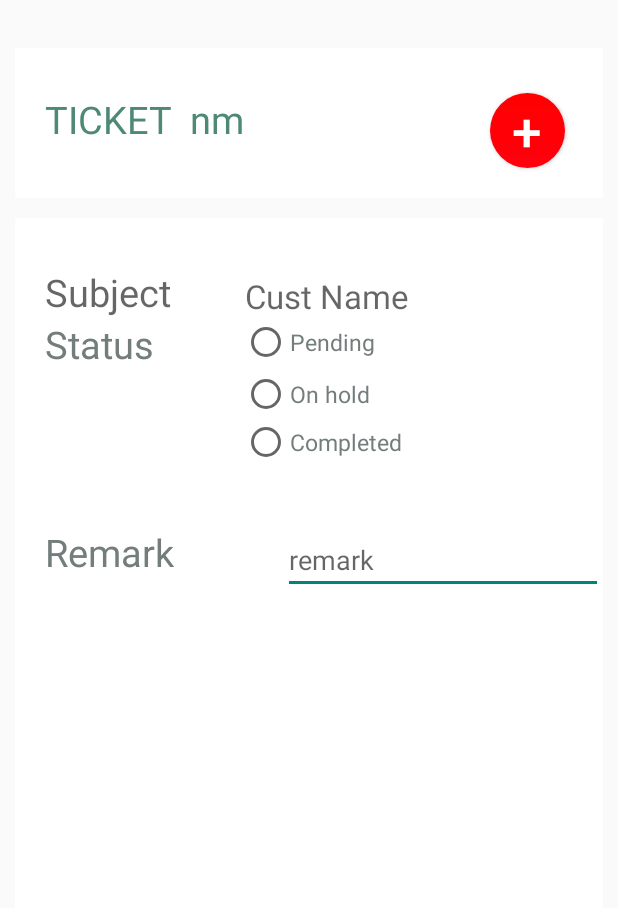
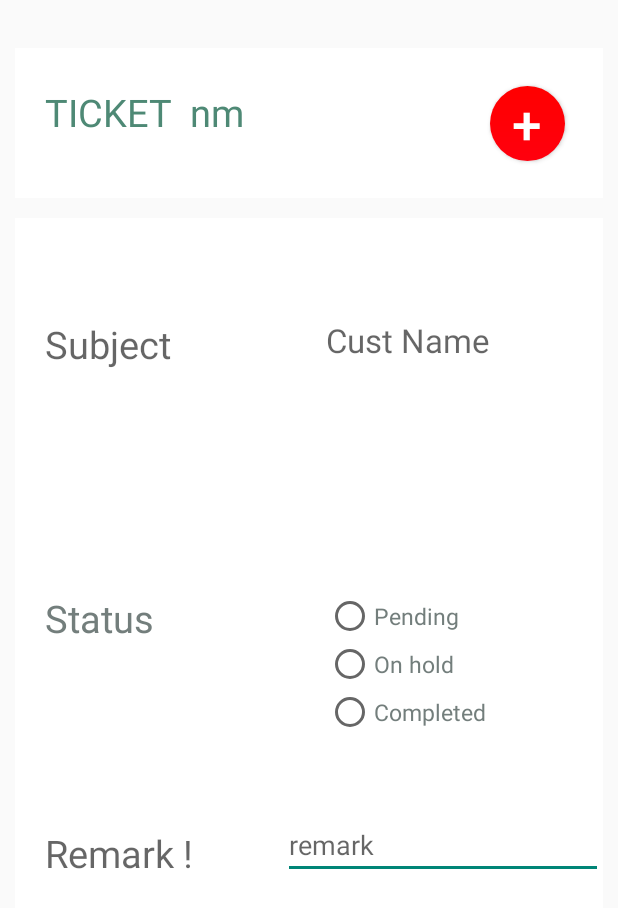
Before and after one commit to HarisHrz/GRAPPLECARE, an Android app: the staffdisplay screen opened directly, with no data from a screen before it, on a phone screen of 412 x 824 dp. Shown: the top 908 px of the screen. Run offline under Robolectric (Android 15) with nearby library versions, the phone set to English and light mode, and no system bars; 2 statements that could not run were skipped.

Commit message:
radio gr

```diff
--- a/app/src/main/java/com/example/hp/grapplecare/staffdisplay.java
+++ b/app/src/main/java/com/example/hp/grapplecare/staffdisplay.java
@@ -76,7 +76,7 @@ public class staffdisplay extends Activity {
 
             tick=(TextView) findViewById(R.id.textView35);
             sb=(TextView) findViewById(R.id.textView33);
-            RadioGroup rg=(RadioGroup) findViewById(R.id.radioGroup);
+            RadioGroup rg=(RadioGroup) findViewById(R.id.radioGroup2);
             rg.setOnCheckedChangeListener(new OnCheckedChangeListener() {
                 @Override
                 public void onCheckedChanged(RadioGroup group, int checkedId) {
--- a/app/src/main/res/layout/statusupdate.xml
+++ b/app/src/main/res/layout/statusupdate.xml
@@ -49,44 +49,11 @@
         android:orientation="vertical"
         android:id="@+id/radioGroup">
 
-
     </RadioGroup>
 
 
 
 
-    <RadioButton android:id="@+id/status_pending"
-        android:layout_width="wrap_content"
-        android:layout_height="wrap_content"
-        android:text="Pending"
-        android:onClick="onRadioButtonClicked"
-        android:textColor="#737e7c"
-        android:textSize="15sp"
-
-        android:layout_alignTop="@+id/textView31"
-        android:layout_centerHorizontal="true" />
-
-    <RadioButton android:id="@+id/status_onhold"
-        android:layout_width="wrap_content"
-        android:layout_height="wrap_content"
-        android:text="On hold"
-        android:textColor="#737e7c"
-        android:textSize="15sp"
-
-        android:onClick="onRadioButtonClicked"
-        android:layout_below="@+id/textView14"
-        android:layout_alignStart="@+id/status_pending" />
-
-    <RadioButton android:id="@+id/status_completed"
-        android:layout_width="wrap_content"
-        android:layout_height="wrap_content"
-        android:textColor="#737e7c"
-        android:textSize="15sp"
-
-        android:text="Completed"
-        android:onClick="onRadioButtonClicked"
-        android:layout_below="@+id/status_onhold"
-        android:layout_alignStart="@+id/status_onhold" />
 
     <TextView
         android:layout_width="wrap_content"
@@ -97,7 +64,8 @@
         android:textSize="25sp"
 
         android:id="@+id/textView31"
-        android:layout_above="@+id/status_onhold"
+
+        android:layout_centerVertical="true"
         android:layout_toEndOf="@+id/textView14" />
 
     <TextView
@@ -106,10 +74,10 @@
         android:textAppearance="?android:attr/textAppearanceMedium"
         android:text="Subject "
         android:id="@+id/textView32"
-        android:layout_marginTop="10dp"
         android:textSize="25sp"
-        android:layout_above="@+id/status_pending"
-        android:layout_alignStart="@+id/textView14" />
+
+        android:layout_alignTop="@+id/textView14"
+        android:layout_toEndOf="@+id/textView14" />
 
     <TextView
         android:layout_width="wrap_content"
@@ -120,54 +88,21 @@
         android:textColor="#4e8975"
         android:textSize="22sp"
         android:id="@+id/textView33"
-        android:layout_alignBottom="@+id/textView32"
-        android:layout_toEndOf="@+id/textView35" />
-
-    <FrameLayout
-        android:layout_width="fill_parent"
-        android:layout_height="fill_parent"
-        android:layout_below="@+id/status_completed"
-        android:layout_alignEnd="@+id/imageView4"
-        android:layout_marginStart="30dp"
-        android:layout_marginTop="40dp">
-
-        <TextView
-        android:layout_width="wrap_content"
-        android:layout_height="wrap_content"
-        android:textAppearance="?android:attr/textAppearanceMedium"
-        android:text="Remark   "
-        android:textColor="#737e7c"
-        android:textSize="25sp"
-
-        android:id="@+id/textView30"
-        android:layout_alignTop="@+id/editText3"
+        android:layout_alignTop="@+id/textView14"
         android:layout_toStartOf="@+id/button3" />
 
-        <EditText
-            android:layout_width="wrap_content"
-            android:layout_height="wrap_content"
-            android:inputType="textMultiLine"
-            android:ems="10"
-            android:hint="remark"
-            android:id="@+id/editText3"
-            android:layout_gravity="right|top"
-
-            android:layout_marginBottom="71dp"
-            android:layout_above="@+id/button3"
-            android:layout_alignParentEnd="true" />
-    </FrameLayout>
 
     <TextView
         android:layout_width="wrap_content"
         android:layout_height="wrap_content"
         android:textAppearance="?android:attr/textAppearanceMedium"
         android:text="TICKET  nm"
-        android:layout_marginTop="30dp"
         android:textColor="#4e8975"
         android:textSize="25sp"
+        android:layout_marginTop="25dp"
         android:id="@+id/textView35"
         android:layout_alignTop="@+id/imageView7"
-        android:layout_alignStart="@+id/textView32" />
+        android:layout_alignStart="@+id/textView14" />
 
     <Button
         android:layout_width="50dp"
@@ -181,5 +116,67 @@
         android:onClick=""
         android:layout_alignTop="@+id/textView35"
         android:layout_alignEnd="@+id/imageView7" />
+<RadioGroup
+    android:layout_width="wrap_content"
+    android:layout_height="wrap_content"
+    android:layout_alignTop="@+id/textView31"
+    android:layout_alignStart="@+id/textView33"
+    android:id="@+id/radioGroup2">
+    <RadioButton android:id="@+id/status_pending"
+        android:layout_width="wrap_content"
+        android:layout_height="wrap_content"
+        android:text="Pending"
+        android:onClick="onRadioButtonClicked"
+        android:textColor="#737e7c"
+        android:textSize="15sp"
+
+        android:layout_alignTop="@+id/textView31"
+        android:layout_alignStart="@+id/textView33" />
+
+    <RadioButton android:id="@+id/status_onhold"
+        android:layout_width="wrap_content"
+        android:layout_height="wrap_content"
+        android:text="On hold"
+        android:textColor="#737e7c"
+        android:textSize="15sp"
+
+        android:onClick="onRadioButtonClicked"
+        android:layout_below="@+id/status_pending"
+        android:layout_alignStart="@+id/status_pending" />
+
+    <RadioButton android:id="@+id/status_completed"
+        android:layout_width="wrap_content"
+        android:layout_height="wrap_content"
+        android:textColor="#737e7c"
+        android:textSize="15sp"
+
+        android:text="Completed"
+        android:onClick="onRadioButtonClicked"
+        android:layout_below="@+id/status_onhold"
+        android:layout_alignStart="@+id/status_onhold" />
+    </RadioGroup>
+
+    <EditText
+        android:layout_width="wrap_content"
+        android:layout_height="wrap_content"
+        android:inputType="textMultiLine"
+        android:ems="10"
+        android:hint="remark"
+        android:id="@+id/editText3"
+        android:layout_gravity="right|bottom"
+        android:layout_marginTop="50dp"
+        android:layout_below="@+id/radioGroup2"
+        android:layout_alignEnd="@+id/imageView4" />
+
+    <TextView
+        android:layout_width="wrap_content"
+        android:layout_height="wrap_content"
+        android:textAppearance="?android:attr/textAppearanceMedium"
+        android:text="Remark !"
+        android:textSize="25sp"
+        android:id="@+id/textView30"
+        android:layout_alignBottom="@+id/editText3"
+        android:layout_toEndOf="@+id/textView14" />
+
 
 </RelativeLayout>
```
